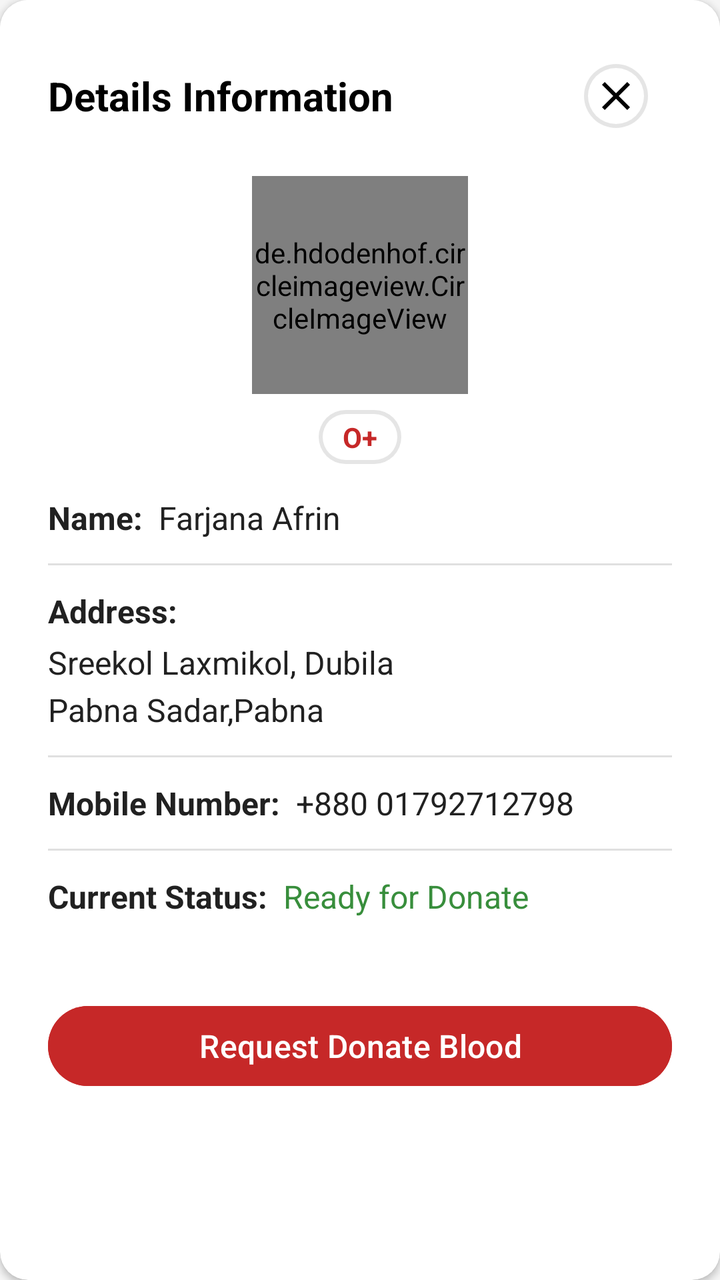
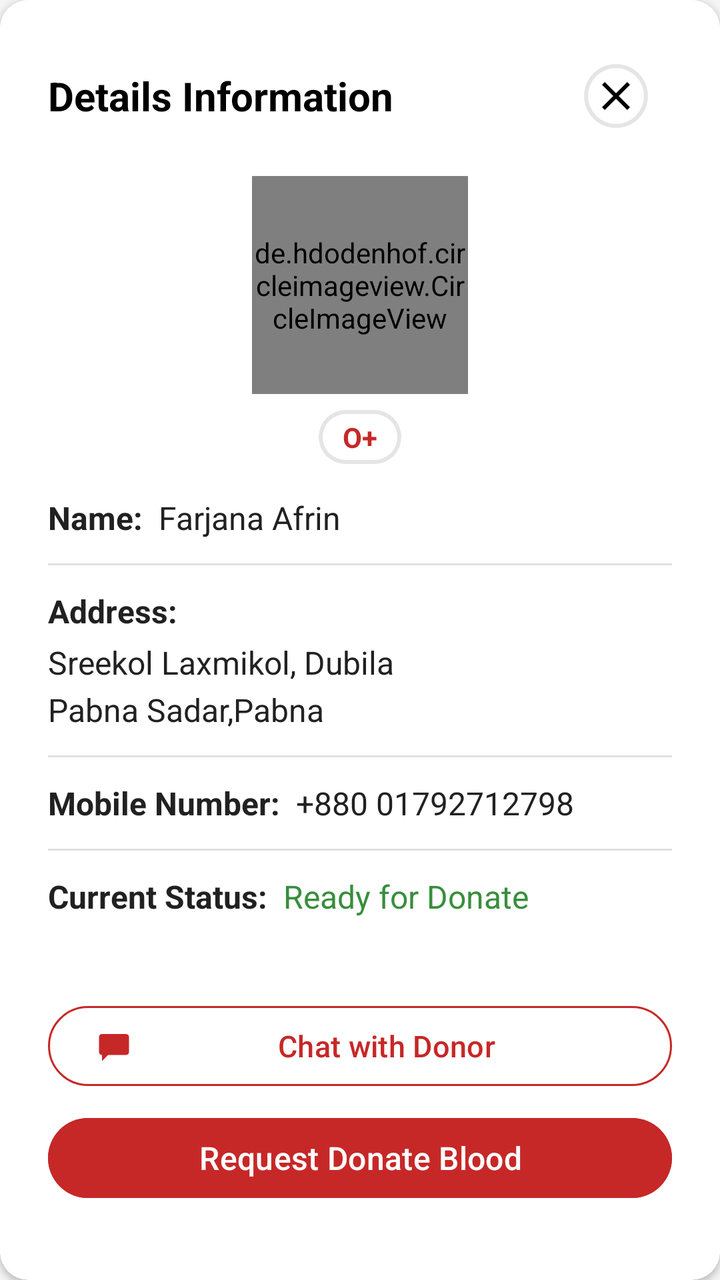

Two renders of the same Android screen: before a commit and after it. Below are the layout's source before the change and the commit's diff.
<!-- AndroidManifest.xml: application theme Theme.DonateBlood -->
<!-- res/layout/fragment_donor_details.xml -->
<?xml version="1.0" encoding="utf-8"?>
<androidx.cardview.widget.CardView xmlns:android="http://schemas.android.com/apk/res/android"
    xmlns:app="http://schemas.android.com/apk/res-auto"
    android:layout_width="match_parent"
    android:layout_height="wrap_content"
    app:cardBackgroundColor="@color/white"
    app:cardCornerRadius="14dp">

    <ScrollView
        android:layout_width="match_parent"
        android:layout_height="wrap_content"
        android:background="@color/white"
        android:paddingTop="8dp">

        <LinearLayout
            android:layout_width="match_parent"
            android:layout_height="wrap_content"
            android:orientation="vertical"
            android:padding="24dp"
            android:paddingTop="16dp">

            
            <RelativeLayout
                android:layout_width="300dp"
                android:layout_height="wrap_content"
                android:layout_marginBottom="24dp">

                
                <TextView
                    android:id="@+id/tvTitle"
                    android:layout_width="wrap_content"
                    android:layout_height="wrap_content"
                    android:text="Details Information"
                    android:textSize="20sp"
                    android:textStyle="bold"
                    android:textColor="@color/black"
                    android:layout_alignParentStart="true"
                    android:layout_centerVertical="true" />

                
                <ImageView
                    android:id="@+id/ivClose"
                    android:layout_width="32dp"
                    android:layout_height="32dp"
                    android:layout_alignParentEnd="true"
                    android:layout_centerVertical="true"
                    android:src="@drawable/ic_close"
                    android:background="@drawable/card_background"
                    android:padding="4dp"
                    app:tint="@color/black"
                    android:clickable="true"
                    android:focusable="true" />

            </RelativeLayout>

            
            <LinearLayout
                android:layout_width="match_parent"
                android:layout_height="wrap_content"
                android:orientation="vertical"
                android:gravity="center"
                android:layout_marginBottom="16dp">

                <de.hdodenhof.circleimageview.CircleImageView
                    android:id="@+id/ivProfilePicture"
                    android:layout_width="108dp"
                    android:layout_height="109dp"
                    android:src="@drawable/ic_user_placeholder"
                    app:civ_border_color="@color/black"
                    app:civ_border_width="2dp" />

                
                <TextView
                    android:id="@+id/tvBloodGroup"
                    android:layout_width="wrap_content"
                    android:layout_height="wrap_content"
                    android:text="O+"
                    android:textSize="14sp"
                    android:textStyle="bold"
                    android:textColor="@color/primary_red_dark"
                    android:background="@drawable/card_background"
                    android:paddingHorizontal="12dp"
                    android:paddingVertical="4dp"
                    android:layout_marginTop="8dp" />
            </LinearLayout>

            
            <LinearLayout
                android:layout_width="match_parent"
                android:layout_height="wrap_content"
                android:orientation="vertical"
                android:layout_marginBottom="12dp">

                <LinearLayout
                    android:layout_width="match_parent"
                    android:layout_height="wrap_content"
                    android:orientation="horizontal"
                    android:layout_marginBottom="8dp">

                    <TextView
                        android:layout_width="wrap_content"
                        android:layout_height="wrap_content"
                        android:text="Name:"
                        android:textSize="16sp"
                        android:textStyle="bold"
                        android:textColor="@color/text_primary" />

                    <TextView
                        android:id="@+id/tvName"
                        android:layout_width="wrap_content"
                        android:layout_height="wrap_content"
                        android:text="Farjana Afrin"
                        android:textSize="16sp"
                        android:textColor="@color/text_primary"
                        android:layout_marginStart="8dp" />
                </LinearLayout>

                
                <View
                    android:layout_width="match_parent"
                    android:layout_height="1dp"
                    android:background="@color/border_color"
                    android:layout_marginTop="4dp" />
            </LinearLayout>

            
            <LinearLayout
                android:layout_width="match_parent"
                android:layout_height="wrap_content"
                android:orientation="vertical"
                android:layout_marginBottom="12dp">

                <TextView
                    android:layout_width="match_parent"
                    android:layout_height="wrap_content"
                    android:text="Address:"
                    android:textSize="16sp"
                    android:textStyle="bold"
                    android:textColor="@color/text_primary"
                    android:layout_marginBottom="4dp" />

                <TextView
                    android:id="@+id/tvAddressLine1"
                    android:layout_width="match_parent"
                    android:layout_height="wrap_content"
                    android:text="Sreekol Laxmikol, Dubila"
                    android:textSize="16sp"
                    android:textColor="@color/text_primary"
                    android:layout_marginBottom="2dp" />

                <TextView
                    android:id="@+id/tvAddressLine2"
                    android:layout_width="match_parent"
                    android:layout_height="wrap_content"
                    android:text="Pabna Sadar,Pabna"
                    android:textSize="16sp"
                    android:textColor="@color/text_primary"
                    android:layout_marginBottom="8dp" />

                
                <View
                    android:layout_width="match_parent"
                    android:layout_height="1dp"
                    android:background="@color/border_color"
                    android:layout_marginTop="4dp" />
            </LinearLayout>

            
            <LinearLayout
                android:layout_width="match_parent"
                android:layout_height="wrap_content"
                android:orientation="vertical"
                android:layout_marginBottom="12dp">

                <LinearLayout
                    android:layout_width="match_parent"
                    android:layout_height="wrap_content"
                    android:orientation="horizontal"
                    android:layout_marginBottom="8dp">

                    <TextView
                        android:layout_width="wrap_content"
                        android:layout_height="wrap_content"
                        android:text="Mobile Number:"
                        android:textSize="16sp"
                        android:textStyle="bold"
                        android:textColor="@color/text_primary" />

                    <TextView
                        android:id="@+id/tvMobileNumber"
                        android:layout_width="wrap_content"
                        android:layout_height="wrap_content"
                        android:text="+880 01792712798"
                        android:textSize="16sp"
                        android:textColor="@color/text_primary"
                        android:layout_marginStart="8dp" />
                </LinearLayout>

                
                <View
                    android:layout_width="match_parent"
                    android:layout_height="1dp"
                    android:background="@color/border_color"
                    android:layout_marginTop="4dp" />
            </LinearLayout>

            
            <LinearLayout
                android:layout_width="match_parent"
                android:layout_height="wrap_content"
                android:orientation="vertical"
                android:layout_marginBottom="24dp">

                <LinearLayout
                    android:layout_width="match_parent"
                    android:layout_height="wrap_content"
                    android:orientation="horizontal"
                    android:layout_marginBottom="8dp">

                    <TextView
                        android:layout_width="wrap_content"
                        android:layout_height="wrap_content"
                        android:text="Current Status:"
                        android:textSize="16sp"
                        android:textStyle="bold"
                        android:textColor="@color/text_primary" />

                    <TextView
                        android:id="@+id/tvCurrentStatus"
                        android:layout_width="wrap_content"
                        android:layout_height="wrap_content"
                        android:text="Ready for Donate"
                        android:textSize="16sp"
                        android:textColor="@color/green_dark"
                        android:layout_marginStart="8dp" />
                </LinearLayout>

                
                
            </LinearLayout>

            
            <Button
                android:id="@+id/btnRequestDonate"
                android:layout_width="match_parent"
                android:layout_height="wrap_content"
                android:text="Request Donate Blood"
                android:textAllCaps="false"
                android:textSize="16sp"
                android:backgroundTint="@color/primary_red_dark"
                android:textColor="@color/white"
                android:layout_marginTop="8dp"
                app:iconGravity="textStart"
                app:iconPadding="8dp"
                app:iconTint="@color/white" />

        </LinearLayout>
    </ScrollView>

</androidx.cardview.widget.CardView>
<!-- resources referenced by this layout -->
<resources>
  <color name="black">#000000</color>
  <color name="border_color">#E0E0E0</color>
  <color name="green_dark">#388E3C</color>
  <color name="primary_red_dark">#C62828</color>
  <color name="text_primary">#212121</color>
  <color name="white">#FFFFFF</color>
  <!-- drawable card_background (drawable) -->
  <?xml version="1.0" encoding="utf-8"?>
  <layer-list xmlns:android="http://schemas.android.com/apk/res/android">
      
      <item>
          <shape android:shape="rectangle">
              <solid android:color="@color/shadow_color" />
              <corners android:radius="24dp" />
              <padding
                  android:bottom="2dp"
                  android:left="2dp"
                  android:right="2dp"
                  android:top="2dp" />
          </shape>
      </item>
  
      
      <item>
          <shape android:shape="rectangle">
              <solid android:color="@color/card_background" />
              <corners android:radius="24dp" />
          </shape>
      </item>
  </layer-list>
  <!-- drawable ic_close (drawable) -->
  <vector xmlns:android="http://schemas.android.com/apk/res/android"
      android:width="24dp"
      android:height="24dp"
      android:viewportWidth="24"
      android:viewportHeight="24">
      <path
          android:fillColor="@color/black"
          android:pathData="M19,6.41L17.59,5 12,10.59 6.41,5 5,6.41 10.59,12 5,17.59 6.41,19 12,13.41 17.59,19 19,17.59 13.41,12z"/>
  </vector>
  <!-- drawable ic_user_placeholder (drawable) -->
  <vector xmlns:android="http://schemas.android.com/apk/res/android"
      android:width="24dp"
      android:height="24dp"
      android:viewportWidth="24"
      android:viewportHeight="24">
      <path
          android:fillColor="#FF000000"
          android:pathData="M12,12c2.21,0 4,-1.79 4,-4s-1.79,-4 -4,-4 -4,1.79 -4,4 1.79,4 4,4zM12,14c-2.67,0 -8,1.34 -8,4v2h16v-2c0,-2.66 -5.33,-4 -8,-4z"/>
  </vector>
  <style name="Theme.DonateBlood" parent="Theme.Material3.DayNight.NoActionBar">
          
          <item name="colorPrimary">@color/primary_red</item>
          <item name="colorPrimaryVariant">@color/primary_red_dark</item>
          <item name="colorOnPrimary">@color/white</item>
          <item name="colorSecondary">@color/link_color</item>
          <item name="colorSecondaryVariant">@color/primary_red_light</item>
          <item name="colorOnSecondary">@color/white</item>
  
          
          <item name="android:statusBarColor">@color/primary_red_dark</item>
  
          
          <item name="android:colorBackground">@color/background_light</item>
  
          
          <item name="toolbarStyle">@style/Widget.DonateBlood.Toolbar</item>
  
          
          <item name="android:textColor">@color/text_primary</item>
          <item name="android:textColorHint">@color/text_hint</item>
          <item name="colorOnSurface">@color/text_primary</item>
      </style>
  <color name="shadow_color">#1A000000</color>
  <color name="card_background">#FFFFFF</color>
  <color name="primary_red">#E53935</color>
  <color name="link_color">#2196F3</color>
  <color name="primary_red_light">#FFEBEE</color>
  <color name="background_light">#F5F5F5</color>
  <style name="Widget.DonateBlood.Toolbar" parent="Widget.Material3.Toolbar">
          <item name="android:background">@color/primary_red</item>
          <item name="titleTextColor">@color/white</item>
          <item name="subtitleTextColor">@color/white</item>
      </style>
  <color name="text_hint">#9E9E9E</color>
</resources>

<!-- the commit's change to res/layout/fragment_donor_details.xml (unified diff, before → after) -->
@@ -240,6 +240,22 @@
             </LinearLayout>
 
             
+            <com.google.android.material.button.MaterialButton
+                android:id="@+id/btnChatWithDonor"
+                android:layout_width="match_parent"
+                android:layout_height="wrap_content"
+                android:text="Chat with Donor"
+                android:textAllCaps="false"
+                android:textSize="15sp"
+                app:icon="@drawable/ic_chat"
+                app:iconTint="@color/primary_red_dark"
+                app:strokeColor="@color/primary_red_dark"
+                app:strokeWidth="1dp"
+                android:textColor="@color/primary_red_dark"
+                app:backgroundTint="@color/white"
+                android:layout_marginTop="8dp" />
+
+            
             <Button
                 android:id="@+id/btnRequestDonate"
                 android:layout_width="match_parent"
<!-- resource entries referenced after the edit -->
@@ -30,6 +30,17 @@
           </shape>
       </item>
   </layer-list>
+  <!-- drawable ic_chat (drawable) -->
+  <vector xmlns:android="http://schemas.android.com/apk/res/android"
+      android:width="24dp"
+      android:height="24dp"
+      android:viewportWidth="24"
+      android:viewportHeight="24">
+  
+      <path
+          android:fillColor="#000000"
+          android:pathData="M4,4h16a2,2 0,0 1,2 2v10a2,2 0,0 1,-2 2H8l-4,4v-4H4a2,2 0,0 1,-2 -2V6a2,2 0,0 1,2 -2z"/>
+  </vector>
   <!-- drawable ic_close (drawable) -->
   <vector xmlns:android="http://schemas.android.com/apk/res/android"
       android:width="24dp"
